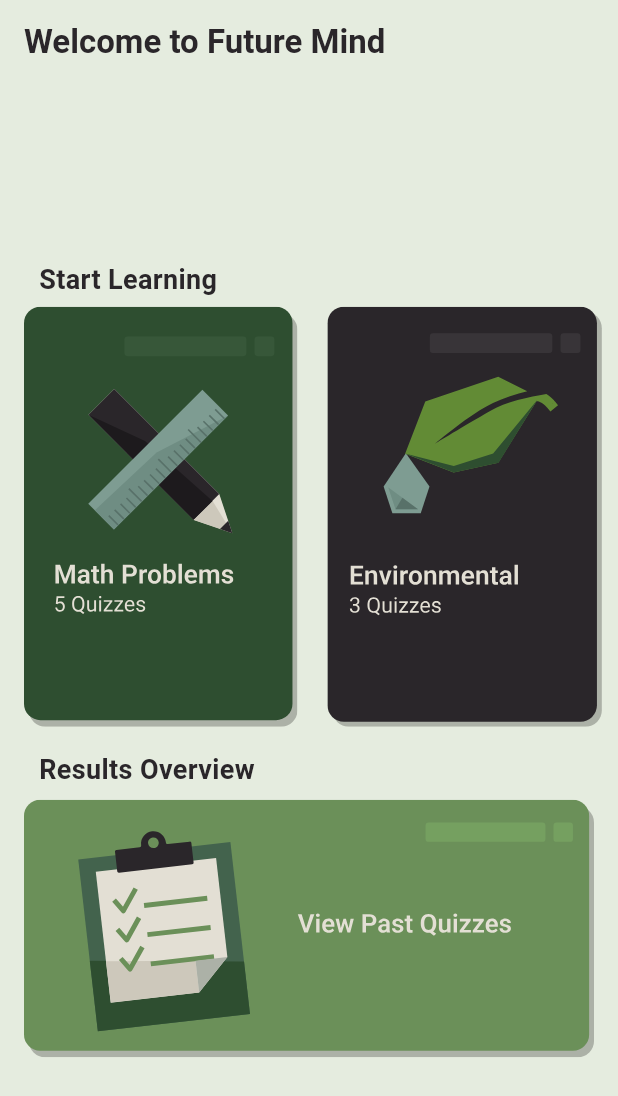
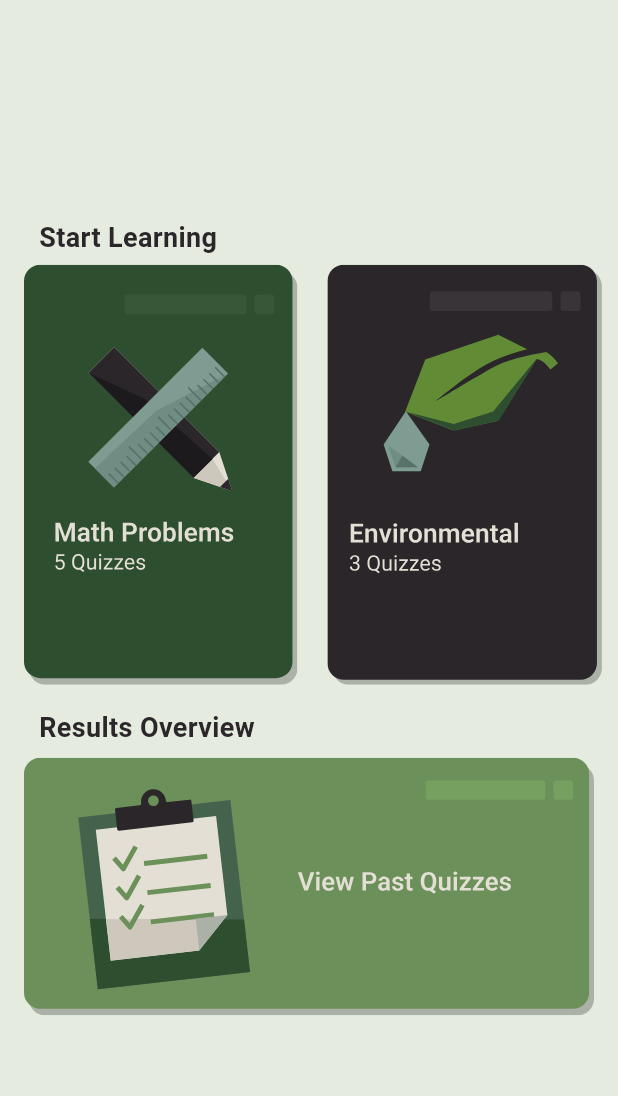
Before and after one commit to jaeden047/GCSampleTestApp, a Flutter app: the Home screen opened directly, on a phone screen of 412 x 824 dp. Shown: the top 1096 px of the screen. Run offline on Flutter 3.47's test engine with Material 3 defaults, Android fonts, the phone set to English and light mode, and no system bars; our stand-ins replace flutter_svg, shared_preferences; accounts and stored records are empty.

```diff
--- a/frontend/lib/home.dart
+++ b/frontend/lib/home.dart
@@ -7,18 +7,22 @@ import 'package:flutter_svg/flutter_svg.dart'; // import svg image
 // Home dashboard: Math quiz, Environmental quiz, Past Results
 
 class Home extends StatelessWidget {
+  // final String userName;
   const Home({super.key});
 
   @override
   Widget build(BuildContext context) {
     return Scaffold(
-      appBar: AppBar(title: Text('Welcome to Future Mind')),
       body: Padding(
         padding: const EdgeInsets.all(16.0),
         child: Column(
           mainAxisAlignment: MainAxisAlignment.center,
           children: [
             Column(children: [
+              // Text(
+              //   'Hello, $userName',
+              //   style: const TextStyle(fontSize: 24, fontWeight: FontWeight.bold),
+              // ),
               Align(
                 alignment: Alignment.centerLeft,
                 child: Padding(
```
